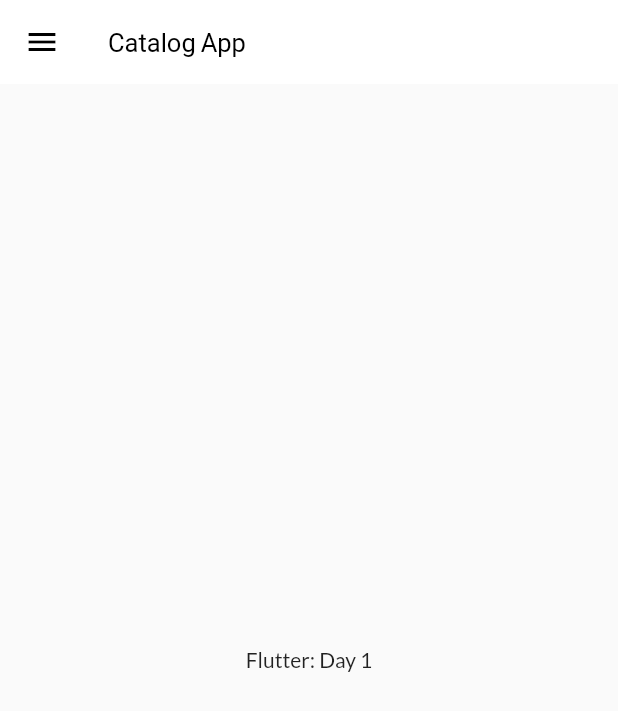
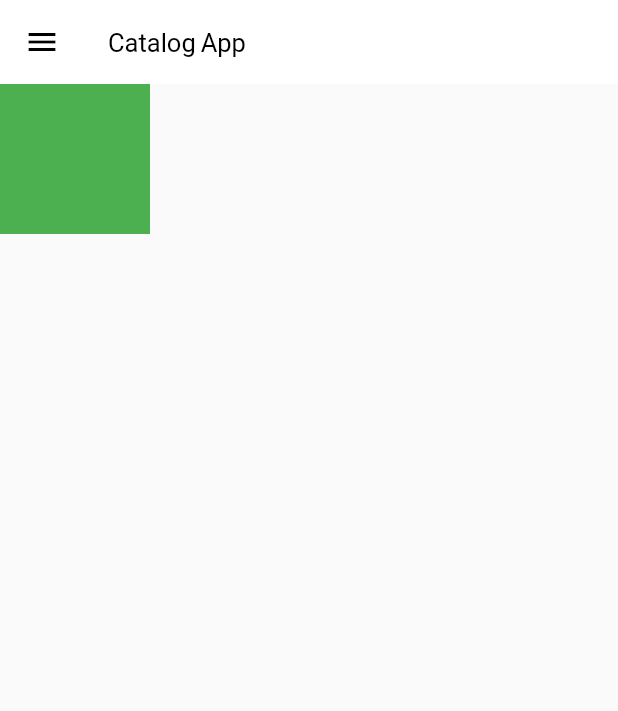
Before and after one commit to gunjanverma0405/flutter_catalog, a Flutter app: the screen it shows after launch, on a phone screen of 412 x 824 dp. Shown: the top 711 px of the screen. Run offline on Flutter 3.47's test engine with Material 2 defaults, Android fonts, the phone set to English and light mode, and no system bars; our stand-ins replace google_fonts.

Commit message:
Day 9 completed

```diff
--- a/lib/pages/home_page.dart
+++ b/lib/pages/home_page.dart
@@ -21,9 +21,30 @@ class HomePage extends StatelessWidget {
           // ),
         ),
       ),
-      body: Center(
-        child: Text("$name: Day $days"),
+      body: Container(
+        width: 100,
+        height: 100,
+        color: Colors.green,
       ),
+      // Container(
+      //   constraints: const BoxConstraints(
+      //     maxHeight: 200,
+      //     minHeight: 70,
+      //     minWidth: 70,
+      //     maxWidth: 200,
+      //   ),
+      //   height: 300,
+      //   width: 300,
+      //   color: Colors.green,
+      //   child: Container(
+      //     height: 70,
+      //     width: 70,
+      //     color: Colors.red,
+      //   ),
+      // ),
+      // Center(
+      //   child: Text("$name: Day $days"),
+      // ),
       drawer: const MyDrawer(),
     );
   }
```
Also changed, not shown: lib/models/catalog.dart (+11 -11 lines).
